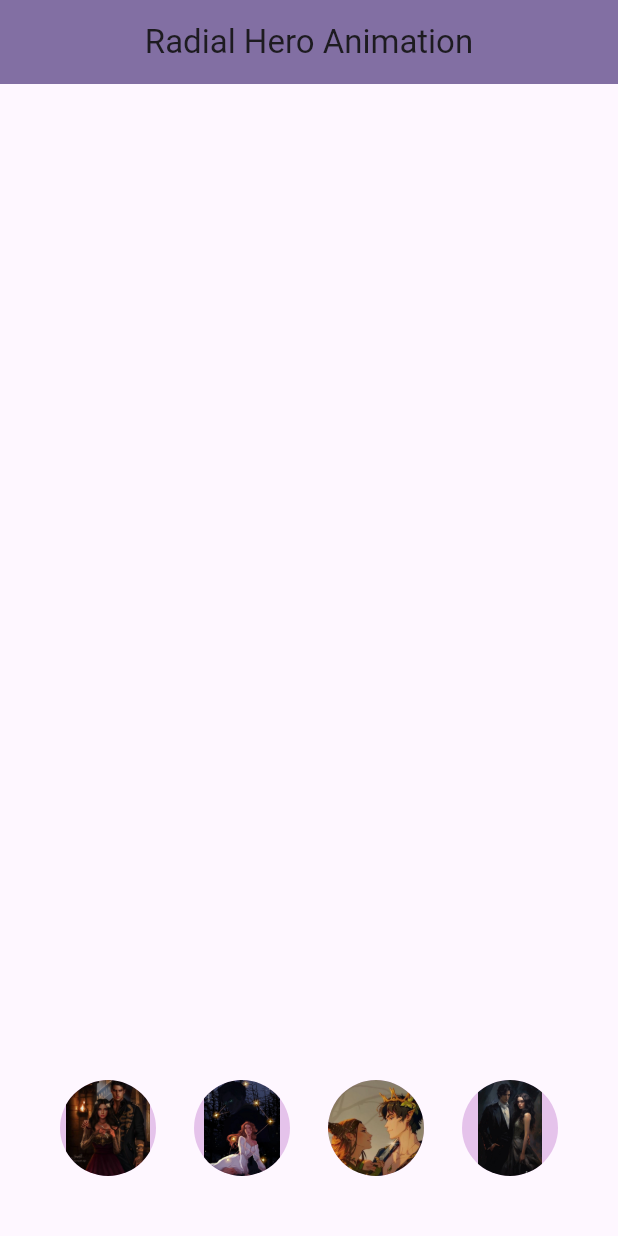
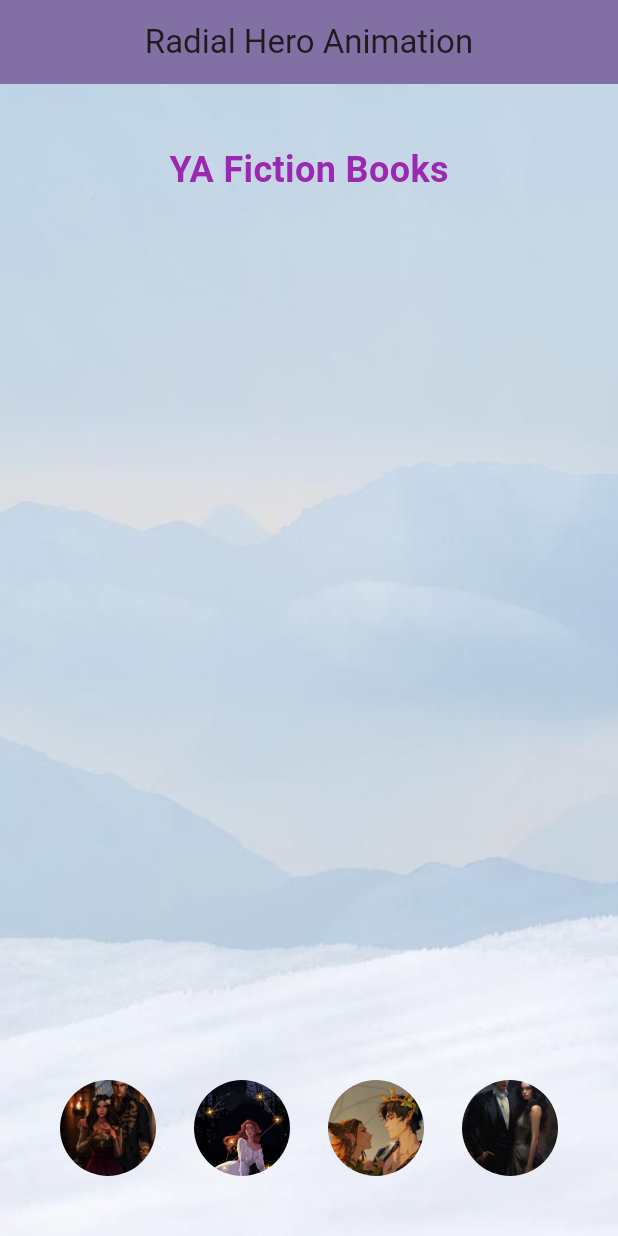
Before and after one commit to Geez-l/radial_hero, a Flutter app: the screen it shows after launch, on a phone screen of 412 x 824 dp. Run offline on Flutter 3.47's test engine with Material 3 defaults, Android fonts, the phone set to English and light mode, and no system bars.

Commit message:
changes made

```diff
--- a/lib/main.dart
+++ b/lib/main.dart
@@ -1,13 +1,7 @@
-// ignore_for_file: deprecated_member_use
-// https://www.geeksforgeeks.org/flutter-radial-hero-animation/
-
-// Radial Hero Animation
 import 'dart:math' as math;
 import 'package:flutter/material.dart';
 import 'package:flutter/scheduler.dart' show timeDilation;
 
-//  Radial transformation means turning
-// a circular shape into a square shape
 void main() {
   runApp(
     const MaterialApp(
@@ -25,17 +19,14 @@ class Photo extends StatelessWidget {
 
   @override
   Widget build(BuildContext context) {
-    // container of the image
     return Material(
-      color: Colors.purple.withOpacity(0.25),
-      // gestures handled by inkwell
       child: InkWell(
         onTap: onTap,
         child: LayoutBuilder(
           builder: (BuildContext context, BoxConstraints size) {
             return Image.asset(
               photo,
-              fit: BoxFit.contain,
+              fit: BoxFit.cover,
             );
           },
         ),
@@ -45,29 +36,22 @@ class Photo extends StatelessWidget {
 }
 
 class RadialExpansion extends StatelessWidget {
-  // used to wrap the hero
-  RadialExpansion({
+  const RadialExpansion({
     super.key,
     required this.minRadius,
     required this.maxRadius,
     this.child,
-  })  : clipTween = Tween<double>(
-          begin: 2.0 * minRadius,
-          end: 2.0 * (maxRadius / math.sqrt2),
-        );
+  });
 
   final double minRadius;
   final double maxRadius;
-  final Tween<double> clipTween;
   final Widget? child;
 
   @override
   Widget build(BuildContext context) {
     return LayoutBuilder(
       builder: (BuildContext context, BoxConstraints size) {
-        final double t =
-            (size.biggest.width / 2.0 - minRadius) / (maxRadius - minRadius);
-        final double rectClipExtent = clipTween.transform(t);
+        final double rectClipExtent = 2.0 * (maxRadius / math.sqrt2);
         return ClipOval(
           child: Center(
             child: SizedBox(
@@ -97,8 +81,21 @@ class RadialExpansionDemo extends StatelessWidget {
 
   Widget _buildPage(
       BuildContext context, String imageName, String description) {
-    return Container(
-      color: Colors.white,
+    return Scaffold(
+      appBar: AppBar(
+         backgroundColor: const Color.fromARGB(255, 130, 111, 163),
+        centerTitle: true,
+        title: const Text('Radial Hero Animations'),
+      ),
+      body: Stack(
+        children: [
+          Container(
+            decoration: const BoxDecoration(
+              image: DecorationImage(
+                image: AssetImage("lib/assets/bg.jpg"),
+                fit: BoxFit.cover,
+              ),
+            ),
             child: Center(
               child: Card(
                 elevation: 8.0,
@@ -125,13 +122,20 @@ class RadialExpansionDemo extends StatelessWidget {
                     ),
                     Text(
                       description,
-                style: const TextStyle(fontWeight: FontWeight.bold),
+                      style: const TextStyle(
+                        fontWeight: FontWeight.bold,
+                        fontSize: 12,
+                      ),
+                      // ignore: deprecated_member_use
                       textScaleFactor: 2.0,
                     ),
-              const SizedBox(height: 16.0),
+                    const SizedBox(height: 30.0),
                   ],
                 ),
               ),
+            ),
+          ),
+        ],
       ),
     );
   }
@@ -151,7 +155,6 @@ class RadialExpansionDemo extends StatelessWidget {
             photo: imageName,
             onTap: () {
               Navigator.of(context).push(
-                // build the destination of the hero
                 PageRouteBuilder<void>(
                   pageBuilder: (BuildContext context,
                       Animation<double> animation,
@@ -177,28 +180,51 @@ class RadialExpansionDemo extends StatelessWidget {
 
   @override
   Widget build(BuildContext context) {
-    // speed of the animation
     timeDilation = 5.0;
 
     return Scaffold(
       appBar: AppBar(
-        backgroundColor: Color.fromARGB(255, 130, 111, 163),
+        backgroundColor: const Color.fromARGB(255, 130, 111, 163),
         centerTitle: true,
         title: const Text('Radial Hero Animation'),
       ),
-      body: Container(
+      body: Stack(
+        children: [
+          Container(
+            decoration: const BoxDecoration(
+              image: DecorationImage(
+                image: AssetImage("lib/assets/bg.jpg"),
+                fit: BoxFit.cover,
+              ),
+            ),
+          ),
+          Container(
             padding: const EdgeInsets.all(40.0),
             alignment: FractionalOffset.bottomLeft,
-        child: Row(
+            child: Column(
               mainAxisAlignment: MainAxisAlignment.spaceBetween,
               children: [
-            // assets
-            _buildHero(context, 'lib/assets/r1.jpg', 'The Kingdom of the Wicked'),
-            _buildHero(context, 'lib/assets/r2.jpg', 'Invisible life of Addie LaRue'),
+                const Text(
+                  'YA Fiction Books',
+                  style: TextStyle(
+                    color: Colors.purple,
+                    fontSize: 24.0,
+                    fontWeight: FontWeight.bold,
+                  ),
+                ),
+                Row(
+                  mainAxisAlignment: MainAxisAlignment.spaceBetween,
+                  children: [
+                    _buildHero(context, 'lib/assets/r1.jpg','The Kingdom of the Wicked'),
+                    _buildHero(context, 'lib/assets/r2.jpg','Invisible life of Addie LaRue'),
                     _buildHero(context, 'lib/assets/r3.jpg', 'The Cruel Prince'),
                     _buildHero(context, 'lib/assets/r4.jpg', 'One Dark Window'),
                   ],
                 ),
+              ],
+            ),
+          ),
+        ],
       ),
     );
   }
--- a/pubspec.yaml
+++ b/pubspec.yaml
@@ -65,6 +65,7 @@ flutter:
     - lib/assets/r3.jpg
     - lib/assets/r4.jpg
     - lib/assets/corn.png
+    - lib/assets/bg.jpg
 
   # An image asset can refer to one or more resolution-specific "variants", see
   # https://flutter.dev/assets-and-images/#resolution-aware
```
Also changed, not shown: lib/assets/bg.jpg (added). Lines whose indentation alone changed are shown as unchanged.
